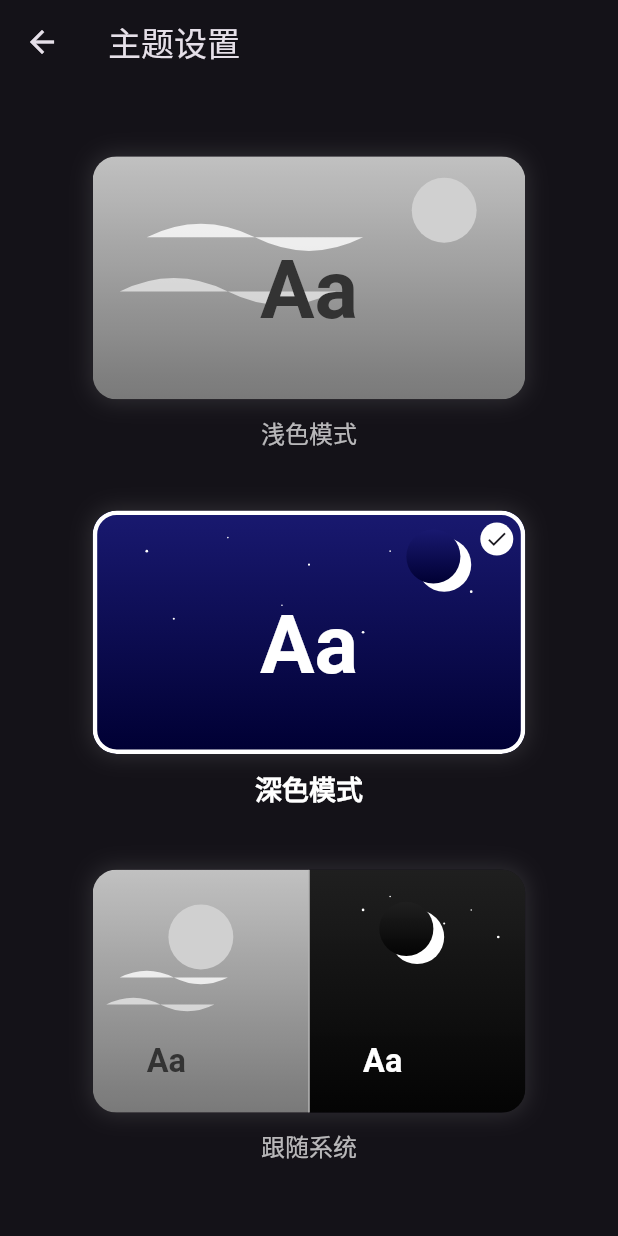
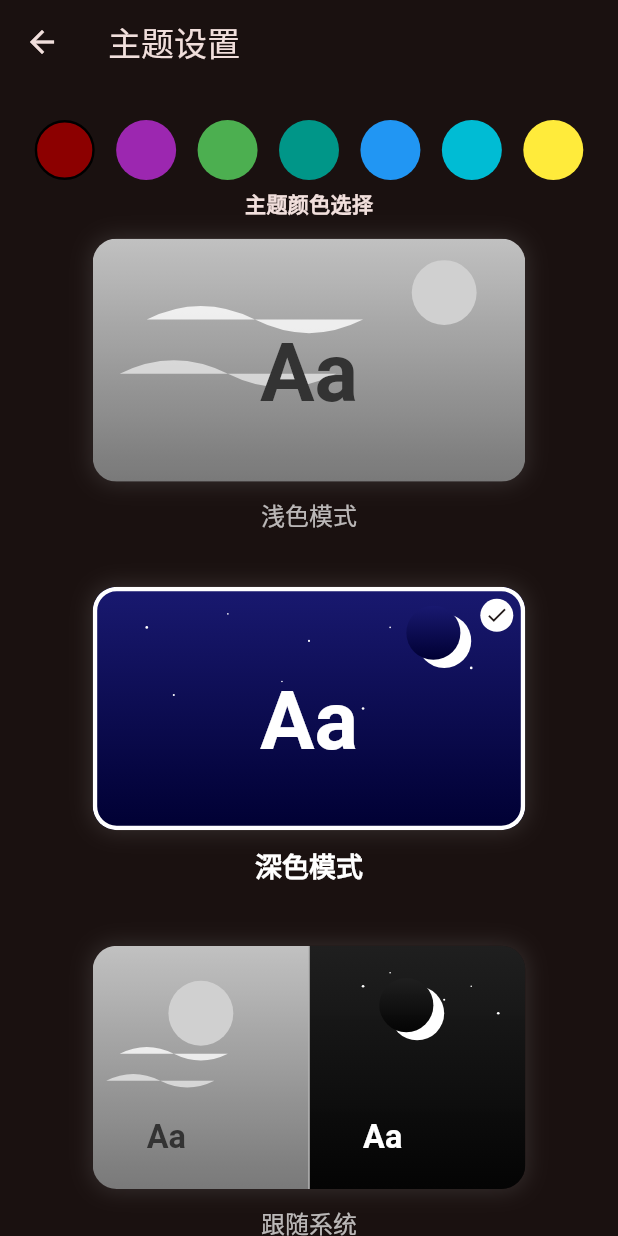
Before and after one commit to VariantConst/Marchkov-Helper, a Flutter app: the ThemeSettingsPage screen opened directly, after a tap on an icon or button, on a phone screen of 412 x 824 dp. Run offline on Flutter 3.47's test engine with Material 3 defaults, Android fonts, the phone set to English and light mode, and no system bars; our stand-ins replace cookie_jar, fl_chart, flutter_svg, package_info_plus, qr_flutter, shared_preferences and 1 more; accounts and stored records are empty; network calls fail; statements that could not run were skipped.

Commit message:
feat: add theme color change in settings

```diff
--- a/lib/main.dart
+++ b/lib/main.dart
@@ -46,13 +46,15 @@ class MyApp extends StatelessWidget {
           title: 'Marchkov Helper',
           debugShowCheckedModeBanner: false, // 添加这一行
           theme: ThemeData(
-            primarySwatch: Colors.blue,
+            colorScheme: ColorScheme.fromSeed(seedColor: themeProvider.selectedColor, brightness: Brightness.light),
             brightness: Brightness.light,
+            useMaterial3: true,
             // 添加更多的主题配置以适配夜间模式
           ),
           darkTheme: ThemeData(
-            primarySwatch: Colors.blue,
+            colorScheme: ColorScheme.fromSeed(seedColor: themeProvider.selectedColor, brightness: Brightness.dark),
             brightness: Brightness.dark,
+            useMaterial3: true,
             // 添加更多的暗黑主题配置
           ),
           themeMode: themeProvider.themeMode,
--- a/lib/screens/settings/theme_settings_page.dart
+++ b/lib/screens/settings/theme_settings_page.dart
@@ -20,9 +20,19 @@ class ThemeSettingsPage extends StatelessWidget {
             child: Column(
               mainAxisAlignment: MainAxisAlignment.center,
               children: [
+                _buildColorOption(context, themeProvider),
+                SizedBox(height: 5), // Spacing after color selection
+                Text(
+                  '主题颜色选择',
+                  style: TextStyle(
+                    fontSize: 14,
+                    fontWeight: FontWeight.bold,
+                  ),
+                ),
+                SizedBox(height: 6), // Increased spacing before theme options
                 _buildThemeOption(context, '浅色模式', 'assets/day_mode.svg',
                     ThemeMode.light, themeProvider),
-                SizedBox(height: 24),
+                SizedBox(height: 20),
                 _buildThemeOption(context, '深色模式', 'assets/night_mode.svg',
                     ThemeMode.dark, themeProvider),
                 SizedBox(height: 24),
@@ -33,6 +43,42 @@ class ThemeSettingsPage extends StatelessWidget {
           ),
         ),
       ),
+    );
+  }
+
+  Widget _buildColorOption(BuildContext context, ThemeProvider themeProvider) {
+    final pekingRed = Color.fromRGBO(140, 0, 0, 1.0);
+    final colors = [
+      pekingRed,
+      Colors.purple,
+      Colors.green,
+      Colors.teal,
+      Colors.blue,
+      Colors.cyan,
+      Colors.yellow,
+    ];
+
+    return Row(
+      mainAxisAlignment: MainAxisAlignment.spaceAround,
+      children: colors.map((color) {
+        return GestureDetector(
+          onTap: () {
+            themeProvider.setSelectedColor(color);
+          },
+          child: Container(
+            width: 40,
+            height: 40,
+            decoration: BoxDecoration(
+              color: color,
+              shape: BoxShape.circle,
+              border: Border.all(
+                color: themeProvider.selectedColor == color ? Colors.black : Colors.transparent,
+                width: 1.6,
+              ),
+            ),
+          ),
+        );
+      }).toList(),
     );
   }
 
```
Also changed, not shown: lib/providers/theme_provider.dart (+25 -2 lines).
